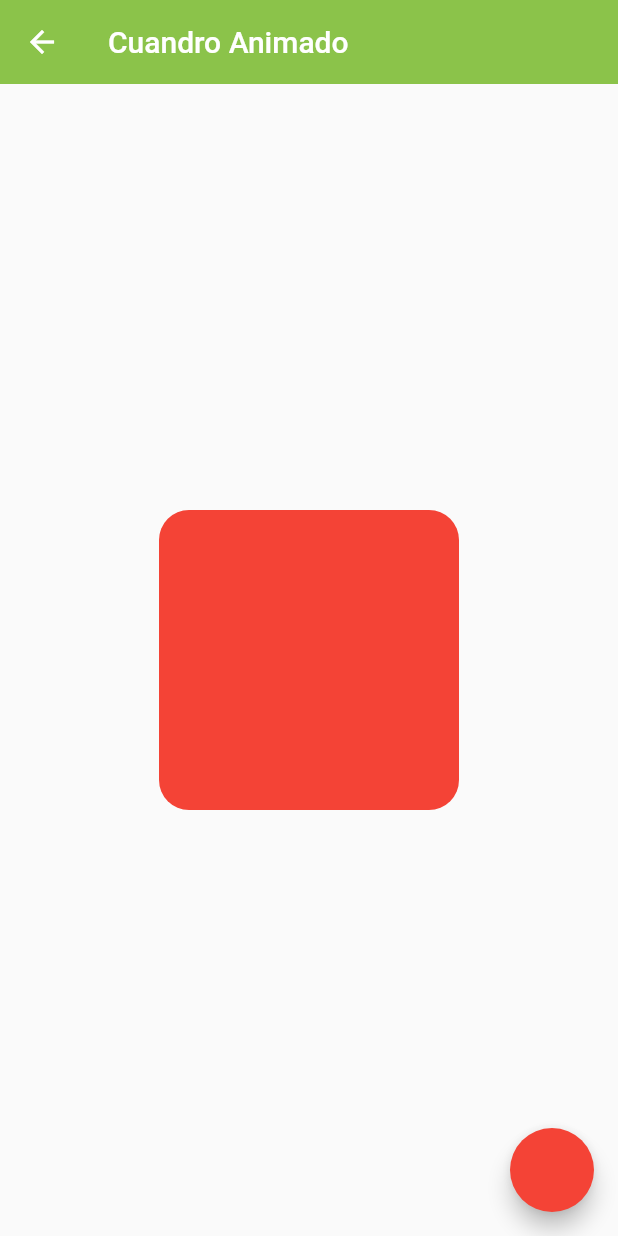
After one commit to SergioK12/Componentes_Flutter_CursoUdemy, a Flutter app: the AnimatedContainerView screen opened by its route, on a phone screen of 412 x 824 dp. The commit adds this screen. Run offline on Flutter 3.47's test engine with Material 2 defaults, Android fonts, the phone set to English and light mode, and no system bars.

Commit message:
Agregando el contenedor y una funcion basica de cambiar la forma

```diff
--- a/lib/routes/app_routes.dart
+++ b/lib/routes/app_routes.dart
@@ -11,7 +11,8 @@ class AppRoute {
     MenuOptions(nombre: "listview2", icon: Icons.list_alt_sharp, name: "listView 2", screen: Listview2Sceeen()),
     MenuOptions(nombre: "alert", icon: Icons.warning, name: "Alert View", screen: const AlertScreen()),
     MenuOptions(nombre: "card", icon: Icons.credit_card, name: "Card View", screen: const CardScreen()),
-    MenuOptions(nombre: "circle", icon: Icons.circle_outlined, name: "Circle Avatar ", screen: const AvatarView())
+    MenuOptions(nombre: "circle", icon: Icons.circle_outlined, name: "Circle Avatar ", screen: const AvatarView()),
+    MenuOptions(nombre: "animado", icon: Icons.check_box_outline_blank, name: "Container animated", screen: const AnimatedContainerView())
   ];
 
   static  Map<String, Widget Function(BuildContext)> getAppRoutes() {
--- /dev/null
+++ b/lib/views/animated_view.dart
@@ -0,0 +1,49 @@
+import 'package:flutter/material.dart';
+
+class AnimatedContainerView extends StatefulWidget {
+  const AnimatedContainerView({super.key});
+
+  @override
+  State<AnimatedContainerView> createState() => _AnimatedContainerViewState();
+}
+
+class _AnimatedContainerViewState extends State<AnimatedContainerView> {
+
+  double _alto = 200.00;
+  double _ancho = 200.00;
+  Color _colorx = Colors.red;
+  BorderRadius _borde = BorderRadius.circular(20);
+
+  void changeshape(){
+     _alto = 100.00;
+     _ancho = 300.00;
+     _colorx = Colors.blue;
+     _borde = BorderRadius.circular(90);
+     setState(() {
+
+     });
+  }
+
+  @override
+  Widget build(BuildContext context) {
+    return Scaffold(
+      appBar: AppBar(
+        title: const  Text("Cuandro Animado"),
+      ),
+      body:  Center(
+        child: Container(
+          decoration: BoxDecoration(
+            borderRadius: _borde,
+            color: _colorx,
+          ),
+          width: _alto,
+          height: _ancho,
+        ),
+      ),
+      floatingActionButton:
+       FloatingActionButton(
+          onPressed: changeshape
+        ),
+    );
+  }
+}
--- a/lib/views/views.dart
+++ b/lib/views/views.dart
@@ -1,3 +1,4 @@
+export 'package:componentes_flutter_curso_udemy/views/animated_view.dart';
 export 'package:componentes_flutter_curso_udemy/views/avatar_view.dart';
 export 'package:componentes_flutter_curso_udemy/views/card_view.dart';
 export 'package:componentes_flutter_curso_udemy/views/alert_view.dart';
```
